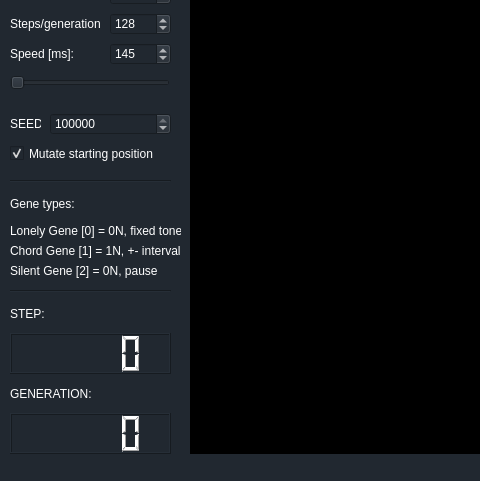
Before: the Qt Designer form maingui.ui in redmoo/TakeArtificialFive, drawn with Qt 5; both pictures show x 0 to 480 and y 284 to 765 of the 1312 by 765 pixel window.
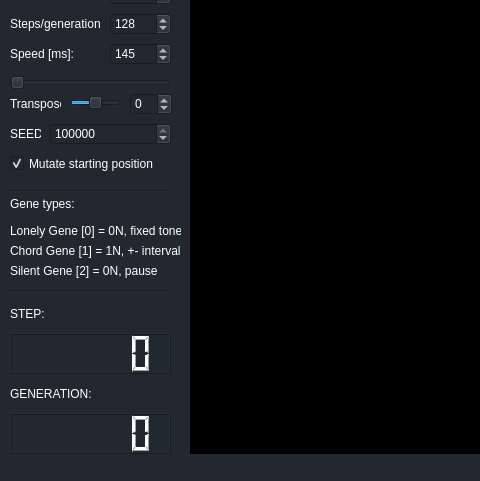
After: the same form once the commit is applied. Custom widgets are drawn as their Qt base class.

Commit message: Added transposition control to GUI. [#4]

```diff
--- a/maingui.ui
+++ b/maingui.ui
@@ -323,6 +323,9 @@
     <property name="styleSheet">
      <string notr="true">color: rgb(255, 255, 255);</string>
     </property>
+    <property name="digitCount">
+     <number>6</number>
+    </property>
    </widget>
    <widget class="QLabel" name="label_8">
     <property name="geometry">
@@ -368,12 +371,15 @@
     <property name="styleSheet">
      <string notr="true">color: rgb(255, 255, 255);</string>
     </property>
+    <property name="digitCount">
+     <number>6</number>
+    </property>
    </widget>
    <widget class="QLabel" name="label_10">
     <property name="geometry">
      <rect>
       <x>10</x>
-      <y>380</y>
+      <y>390</y>
       <width>31</width>
       <height>21</height>
      </rect>
@@ -389,7 +395,7 @@
     <property name="geometry">
      <rect>
       <x>50</x>
-      <y>380</y>
+      <y>390</y>
       <width>121</width>
       <height>22</height>
      </rect>
@@ -430,7 +436,7 @@
     <property name="geometry">
      <rect>
       <x>10</x>
-      <y>440</y>
+      <y>450</y>
       <width>161</width>
       <height>16</height>
      </rect>
@@ -523,9 +529,9 @@
     <property name="geometry">
      <rect>
       <x>10</x>
-      <y>460</y>
+      <y>461</y>
       <width>111</width>
-      <height>21</height>
+      <height>20</height>
      </rect>
     </property>
     <property name="styleSheet">
@@ -980,7 +986,7 @@
     <property name="geometry">
      <rect>
       <x>10</x>
-      <y>410</y>
+      <y>420</y>
       <width>161</width>
       <height>21</height>
      </rect>
@@ -1312,6 +1318,69 @@
      </property>
     </widget>
    </widget>
+   <widget class="QLabel" name="label_26">
+    <property name="geometry">
+     <rect>
+      <x>10</x>
+      <y>360</y>
+      <width>51</width>
+      <height>21</height>
+     </rect>
+    </property>
+    <property name="styleSheet">
+     <string notr="true">color: rgb(255, 255, 255);</string>
+    </property>
+    <property name="text">
+     <string>Transpose:</string>
+    </property>
+   </widget>
+   <widget class="QSlider" name="transposeSlider">
+    <property name="geometry">
+     <rect>
+      <x>70</x>
+      <y>360</y>
+      <width>51</width>
+      <height>19</height>
+     </rect>
+    </property>
+    <property name="minimum">
+     <number>-24</number>
+    </property>
+    <property name="maximum">
+     <number>24</number>
+    </property>
+    <property name="pageStep">
+     <number>12</number>
+    </property>
+    <property name="value">
+     <number>0</number>
+    </property>
+    <property name="orientation">
+     <enum>Qt::Horizontal</enum>
+    </property>
+   </widget>
+   <widget class="QSpinBox" name="transposeSpinBox">
+    <property name="enabled">
+     <bool>false</bool>
+    </property>
+    <property name="geometry">
+     <rect>
+      <x>130</x>
+      <y>360</y>
+      <width>42</width>
+      <height>22</height>
+     </rect>
+    </property>
+    <property name="styleSheet">
+     <string notr="true">color: rgb(255, 255, 255);</string>
+    </property>
+    <property name="minimum">
+     <number>-24</number>
+    </property>
+    <property name="maximum">
+     <number>24</number>
+    </property>
+   </widget>
   </widget>
   <widget class="QMenuBar" name="menuBar">
    <property name="geometry">
```
Left out of the diff: 13 changed lines with no effect on the pictures. The commit also changes 2 other files.
